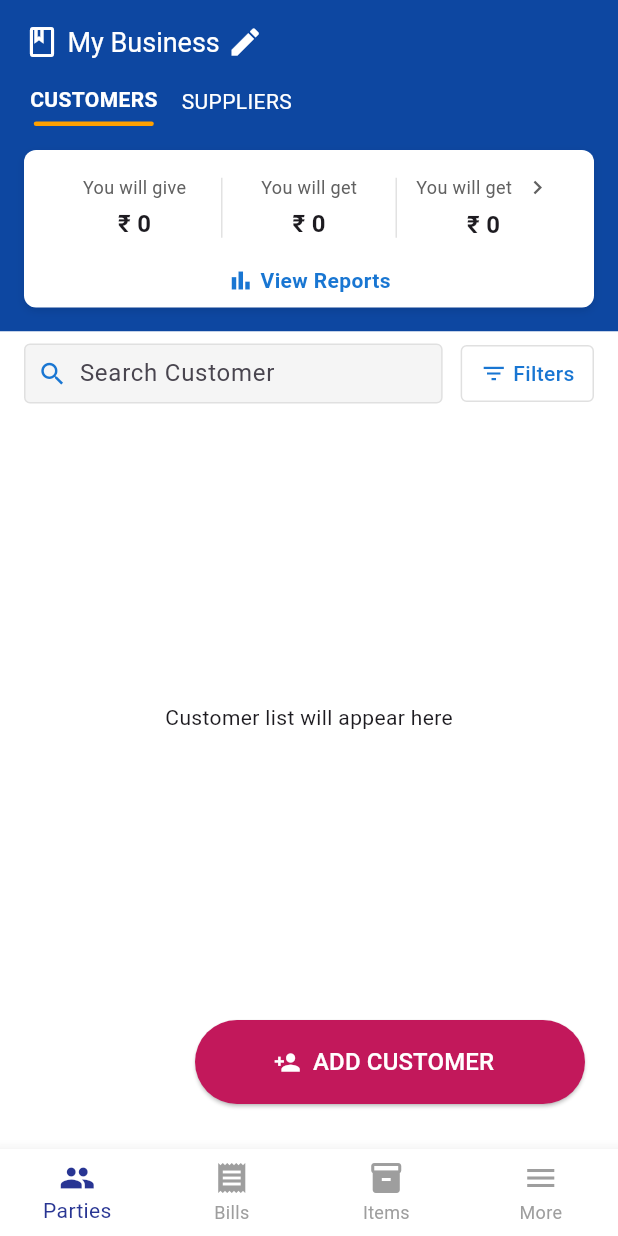
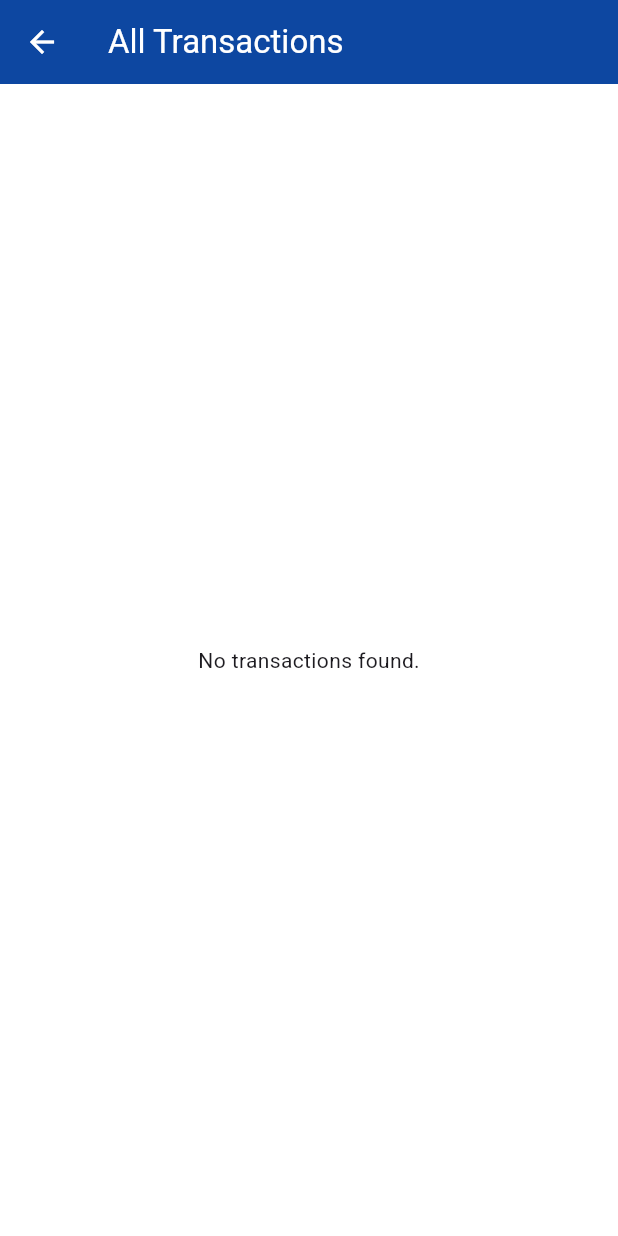
Before and after one commit to hammad-16/Trac-saction, a Flutter app: the screen it shows after launch, after a tap on "View Reports", on a phone screen of 412 x 824 dp. Run offline on Flutter 3.47's test engine with Material 3 defaults, Android fonts, the phone set to English and light mode, and no system bars; our stand-ins replace flutter_contacts, open_file, pdf, permission_handler, sqflite; missing offline and left inert: flutter_file_dialog; accounts and stored records are empty.

Commit message:
Amended the Database logic, added pdf downloading functionality and an overall passbook.

```diff
--- a/lib/data/database/database_helper.dart
+++ b/lib/data/database/database_helper.dart
@@ -180,7 +180,7 @@ class DatabaseHelper {
         '''SELECT SUM(t.amount) as total
        FROM transactions t
        JOIN contacts c ON t.contact_id = c.id
-       WHERE t.type = 'debit' AND c.type = 'supplier'
+       WHERE t.type = 'debit'
     ''');
 
     // Total amount to get (all customers)
@@ -188,7 +188,7 @@ class DatabaseHelper {
         '''SELECT SUM(t.amount) as total
        FROM transactions t
        JOIN contacts c ON t.contact_id = c.id
-       WHERE t.type = 'credit' AND c.type = 'customer'
+       WHERE t.type = 'credit'
     ''');
 
     // QR collections (could be a separate table or calculated differently)
@@ -209,4 +209,14 @@ class DatabaseHelper {
     };
   }
 
+  Future<List<AppTransaction>> getAllTransactions() async {
+    final db = await database;
+    final maps = await db.query(
+      'transactions',
+      orderBy: 'date DESC', // Sort by latest date
+    );
+
+    return List.generate(maps.length, (i) => AppTransaction.fromMap(maps[i]));
+  }
+
 }
--- a/lib/main.dart
+++ b/lib/main.dart
@@ -1,6 +1,4 @@
 import 'package:flutter/material.dart';
-import 'package:khatabook/pages/bills_page.dart';
-import 'package:khatabook/pages/items_page.dart';
 import 'package:khatabook/pages/more_page.dart';
 import 'package:khatabook/pages/parties_pages.dart';
 import 'package:khatabook/providers/khata_provider.dart';
@@ -34,8 +32,6 @@ class _KhataBookState extends State<KhataBook> {
 
    final List<Widget> _pages =[
      PartiesPages(),
-     BillsPage(),
-     ItemsPage(),
      MorePage(),
    ];
 
@@ -50,7 +46,7 @@ class _KhataBookState extends State<KhataBook> {
       ),
 
       home: Scaffold(
-        appBar: _curIndex < 4?AppBar(
+        appBar: AppBar(
           backgroundColor: Color(0xFF0D47A1),
           title: GestureDetector(
             child: Row(
@@ -70,7 +66,7 @@ class _KhataBookState extends State<KhataBook> {
 
             },
           ),
-        ):AppBar(),
+        ),
         body: IndexedStack(
           index: _curIndex,
           children: _pages,
@@ -86,8 +82,6 @@ class _KhataBookState extends State<KhataBook> {
           unselectedItemColor: Colors.grey,
           items: const [
             BottomNavigationBarItem(icon: Icon(Icons.group), label: 'Parties'),
-            BottomNavigationBarItem(icon: Icon(Icons.receipt), label: 'Bills'),
-            BottomNavigationBarItem(icon: Icon(Icons.inventory), label: 'Items'),
             BottomNavigationBarItem(icon: Icon(Icons.menu), label: 'More')
           ],
         ),
--- a/lib/pages/bills_page.dart
+++ /dev/null
@@ -1,10 +0,0 @@
-import 'package:flutter/material.dart';
-
-class BillsPage extends StatelessWidget {
-  const BillsPage({super.key});
-
-  @override
-  Widget build(BuildContext context) {
-    return const Placeholder();
-  }
-}
--- a/lib/pages/more_page.dart
+++ b/lib/pages/more_page.dart
@@ -1,10 +1,91 @@
 import 'package:flutter/material.dart';
+import 'package:khatabook/pages/passbook.dart';
 
 class MorePage extends StatelessWidget {
   const MorePage({super.key});
 
   @override
   Widget build(BuildContext context) {
-    return const Placeholder();
+    return Scaffold(
+      body: Column(
+        children: [
+          InkWell(
+            onTap: (){
+              Navigator.push(context, MaterialPageRoute(
+                builder: (context) => Passbook(),
+              )
+              );
+            },
+            child: Row(
+              spacing: 60,
+              children: [
+                Card(
+                  color: Colors.white,
+                  elevation: 4,
+                shape: RoundedRectangleBorder(borderRadius: BorderRadius.circular(12)
+                ),
+                  child: Padding(padding: const EdgeInsets.symmetric(vertical: 16, horizontal: 12),
+                  child: Column(
+                    mainAxisSize: MainAxisSize.min,
+                    children: [
+                      CircleAvatar(
+                        backgroundColor: Colors.blue.shade50,
+                        radius: 58,
+                        child: ClipOval(
+                          child: Image.asset('assets/icons/img.png',
+                          height: 120,
+                          width: 120,),
+                        ),
+
+                      ),
+                      SizedBox(height: 12,),
+                      Text(
+                        'Cashbook',
+                        style: TextStyle(
+                          fontSize: 16,
+                          fontWeight: FontWeight.w500,
+                        ),
+                      )
+                    ],
+                  ),
+                  ),
+                  ),
+                Card(
+                  color: Colors.white,
+                  elevation: 4,
+                  shape: RoundedRectangleBorder(borderRadius: BorderRadius.circular(12)
+                  ),
+                  child: Padding(padding: const EdgeInsets.symmetric(vertical: 16, horizontal: 12),
+                    child: Column(
+                      mainAxisSize: MainAxisSize.min,
+                      children: [
+                        CircleAvatar(
+                          backgroundColor: Colors.white,
+                          radius: 58,
+                          child: ClipOval(
+                            child: Image.asset('assets/icons/img_1.png',
+                              height: 120,
+                              width: 120,),
+                          ),
+
+                        ),
+                        SizedBox(height: 12,),
+                        Text(
+                          'Cashbook',
+                          style: TextStyle(
+                            fontSize: 16,
+                            fontWeight: FontWeight.w500,
+                          ),
+                        )
+                      ],
+                    ),
+                  ),
+                ),
+              ],
+            ),
+          )
+        ],
+      ),
+    );
   }
 }
--- a/lib/pages/parties_pages.dart
+++ b/lib/pages/parties_pages.dart
@@ -1,6 +1,7 @@
 import 'package:flutter/material.dart';
 import 'package:flutter_contacts/flutter_contacts.dart';
 import 'package:khatabook/main.dart';
+import 'package:khatabook/pages/passbook.dart';
 import 'package:khatabook/services/contact_picker_service.dart';
 import 'package:khatabook/widgets/build_qr_col.dart';
 import 'package:khatabook/widgets/build_stat_column.dart';
@@ -160,7 +161,7 @@ class _PartiesPagesState extends State<PartiesPages> {
                         child: Row(
                           children: [
                             Expanded(
-                                child: buildStatColumn('You will give', '₹ 0')
+                                child: buildStatColumn('You will give', '₹${stats.willGive}')
                             ),
                             Container(
                               height: 40,
@@ -168,7 +169,7 @@ class _PartiesPagesState extends State<PartiesPages> {
                               color: Colors.grey.withOpacity(0.3),
                             ),
                             Expanded(
-                                child: buildStatColumn('You will get', '₹ 0')
+                                child: buildStatColumn('You will get', '₹${stats.willGet}')
                             ),
                             Container(
                               height: 40,
@@ -187,7 +188,11 @@ class _PartiesPagesState extends State<PartiesPages> {
                       ),
 
                       InkWell(
-                        onTap: (){},
+                        onTap: (){
+                          Navigator.push(context, MaterialPageRoute(
+                              builder: (context) => Passbook(),
+                          ));
+                        },
                         child: Padding(padding: const EdgeInsets.symmetric(vertical: 8)
                       , child: Row(
 
--- /dev/null
+++ b/lib/pages/passbook.dart
@@ -0,0 +1,103 @@
+import 'package:flutter/material.dart';
+import 'package:intl/intl.dart';
+import 'package:provider/provider.dart';
+import '../providers/khata_provider.dart';
+import '../data/models/transaction.dart';
+import '../data/models/contact.dart';
+
+class Passbook extends StatefulWidget {
+  const Passbook({Key? key}) : super(key: key);
+
+  @override
+  State<Passbook> createState() => _PassbookState();
+}
+
+class _PassbookState extends State<Passbook> {
+  late Future<List<AppTransaction>> _futureTransactions;
+  Map<int, Contact> _contactMap = {};
+
+  @override
+  void initState() {
+    super.initState();
+    final provider = Provider.of<KhataBookProvider>(context, listen: false);
+    _futureTransactions = provider.getOverallPassbook();
+
+    // Build a quick map of contact ID to Contact
+    final allContacts = [...provider.customers, ...provider.suppliers];
+    _contactMap = {for (var c in allContacts) c.id!: c};
+  }
+
+  @override
+  Widget build(BuildContext context) {
+    final dateFormatter = DateFormat('dd MMM yyyy');
+    final timeFormatter = DateFormat('hh:mm a');
+
+    return Scaffold(
+      appBar: AppBar(
+          title: const Text('All Transactions'),
+              backgroundColor: Color(0xFF0D47A1),
+        foregroundColor: Colors.white,
+
+      ),
+      body: FutureBuilder<List<AppTransaction>>(
+        future: _futureTransactions,
+        builder: (context, snapshot) {
+          if (snapshot.connectionState == ConnectionState.waiting) {
+            return const Center(child: CircularProgressIndicator());
+          }
+          if (!snapshot.hasData || snapshot.data!.isEmpty) {
+            return const Center(child: Text('No transactions found.'));
+          }
+
+          final transactions = snapshot.data!;
+
+          return ListView.builder(
+            itemCount: transactions.length,
+            itemBuilder: (context, index) {
+              final txn = transactions[index];
+              final contact = _contactMap[txn.contactId];
+              final txnDate = txn.date;
+              final isCredit = txn.type == 'credit';
+              final txnTime = txn.createdAt;
+
+              return Card(
+                color: Colors.grey.shade100,
+                margin: const EdgeInsets.symmetric(horizontal: 12, vertical: 6),
+                elevation: 2,
+                child: ListTile(
+                  leading: CircleAvatar(
+                    backgroundColor: isCredit ? Colors.green : Colors.red,
+                    child: Icon(
+                      isCredit ? Icons.arrow_downward : Icons.arrow_upward,
+                      color: Colors.white,
+                    ),
+                  ),
+                  title: Text(
+                    contact?.name ?? 'Unknown',
+                    style: const TextStyle(fontWeight: FontWeight.bold),
+                  ),
+                  subtitle: Column(
+                    crossAxisAlignment: CrossAxisAlignment.start,
+                    children: [
+                      Text(txn.description ?? ''),
+                      const SizedBox(height: 4),
+                      Text('${dateFormatter.format(txnDate)} • ${timeFormatter.format(txnTime)}'),
+                    ],
+                  ),
+                  trailing: Text(
+                    (isCredit ? '+ ₹' : '- ₹') + txn.amount.toStringAsFixed(2),
+                    style: TextStyle(
+                      color: isCredit ? Colors.green : Colors.red,
+                      fontWeight: FontWeight.bold,
+                      fontSize: 16,
+                    ),
+                  ),
+                ),
+              );
+            },
+          );
+        },
+      ),
+    );
+  }
+}
--- a/lib/providers/khata_provider.dart
+++ b/lib/providers/khata_provider.dart
@@ -115,6 +115,11 @@ class KhataBookProvider extends ChangeNotifier{
   Future<List<AppTransaction>> getDailyPassbook(DateTime date) async {
     return await _databaseHelper.getTransactionsByDate(date);
   }
+  Future<List<AppTransaction>> getOverallPassbook() async {
+    return await _databaseHelper.getAllTransactions();
+  }
+
+
 
   Future<void> searchCustomers(String query) async{
       if(query.isEmpty)
--- a/lib/services/contact_picker_service.dart
+++ b/lib/services/contact_picker_service.dart
@@ -11,7 +11,7 @@ class ContactPickerService {
 
   // Open contact picker and return selected contact
   static Future<app_contact.Contact?> pickContact() async {
-    // First check if we have permission
+
     if (!await requestPermission()) {
       return null;
     }
@@ -20,7 +20,7 @@ class ContactPickerService {
       // Open the contact picker
       final contact = await FlutterContacts.openExternalPick();
 
-      // If user didn't select a contact, return null
+
       if (contact == null) {
         return null;
       }
```
Also changed, not shown: lib/pages/transaction_page.dart (+34 -2 lines), lib/services/pdf_service.dart (added, +334 -0 lines), lib/widgets/add_tranasaction_bottom_sheet.dart (+6 -1 lines), pubspec.yaml (+11 -7 lines), assets/fonts/Roboto-Bold.ttf (added), assets/fonts/Roboto-Regular.ttf (added), assets/icons/img.png (added), assets/icons/img_1.png (added), pubspec.lock, 6 other files.
